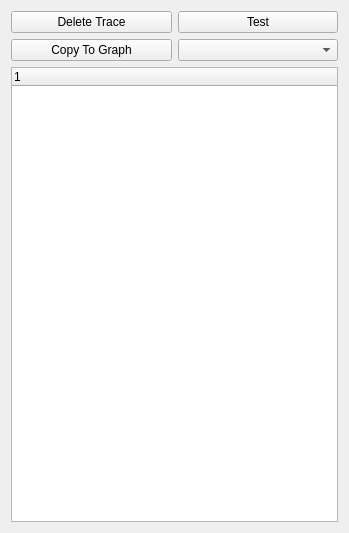
Qt form Widgets/TraceManagerWidget.ui (AlexBourassa/A-Lab) before a commit.
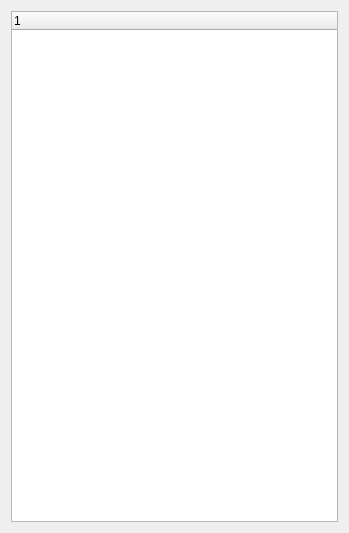
The same form after that commit.

Commit message: Trace Manager is working!  Although the code is a bit more complicated than I would have liked.

Patch:
```diff
--- a/Widgets/TraceManagerWidget.ui
+++ b/Widgets/TraceManagerWidget.ui
@@ -14,21 +14,7 @@
    <string>Form</string>
   </property>
   <layout class="QGridLayout" name="gridLayout">
-   <item row="0" column="1">
-    <widget class="QPushButton" name="test_Btn">
-     <property name="text">
-      <string>Test</string>
-     </property>
-    </widget>
-   </item>
-   <item row="0" column="0">
-    <widget class="QPushButton" name="delete_Btn">
-     <property name="text">
-      <string>Delete Trace</string>
-     </property>
-    </widget>
-   </item>
-   <item row="2" column="0" colspan="2">
+   <item row="0" column="0" colspan="2">
     <widget class="QTreeWidget" name="treeWidget">
      <column>
       <property name="text">
@@ -37,16 +23,6 @@
      </column>
     </widget>
    </item>
-   <item row="1" column="0">
-    <widget class="QPushButton" name="copyToGraph_Btn">
-     <property name="text">
-      <string>Copy To Graph</string>
-     </property>
-    </widget>
-   </item>
-   <item row="1" column="1">
-    <widget class="QComboBox" name="copyDest_Combo"/>
-   </item>
   </layout>
  </widget>
  <resources/>
```
The commit also changes 8 other files.
